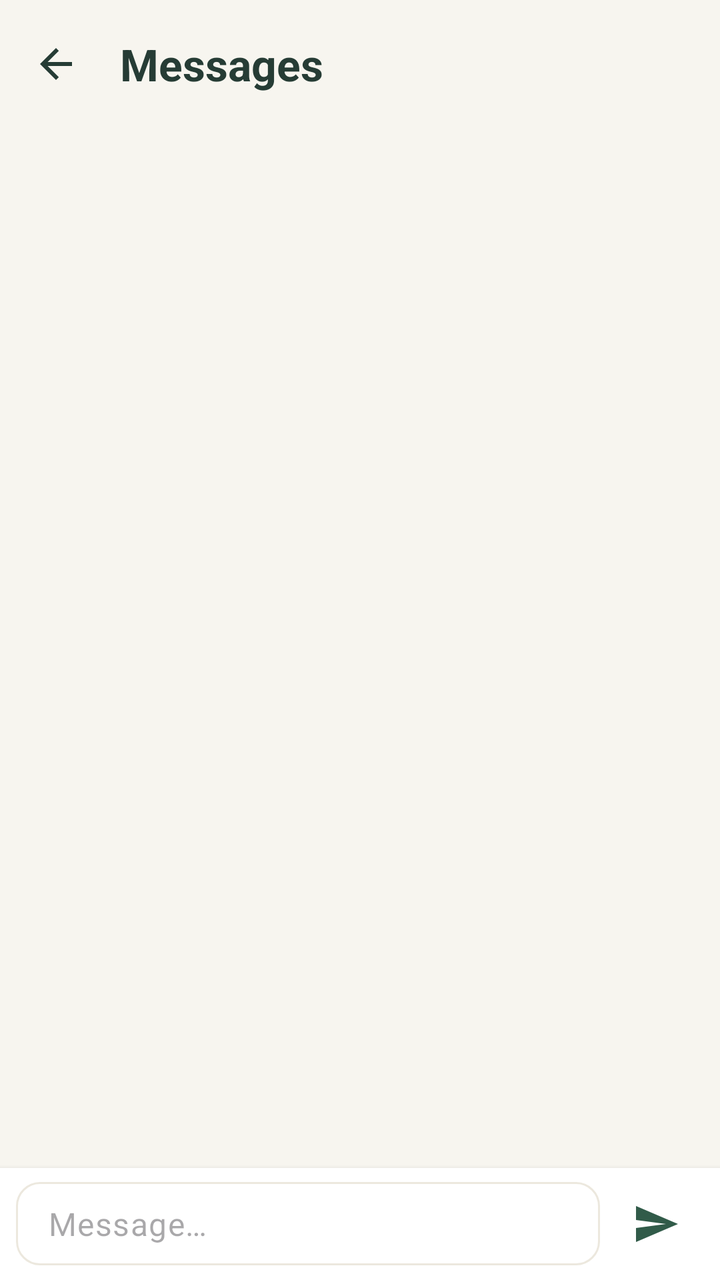
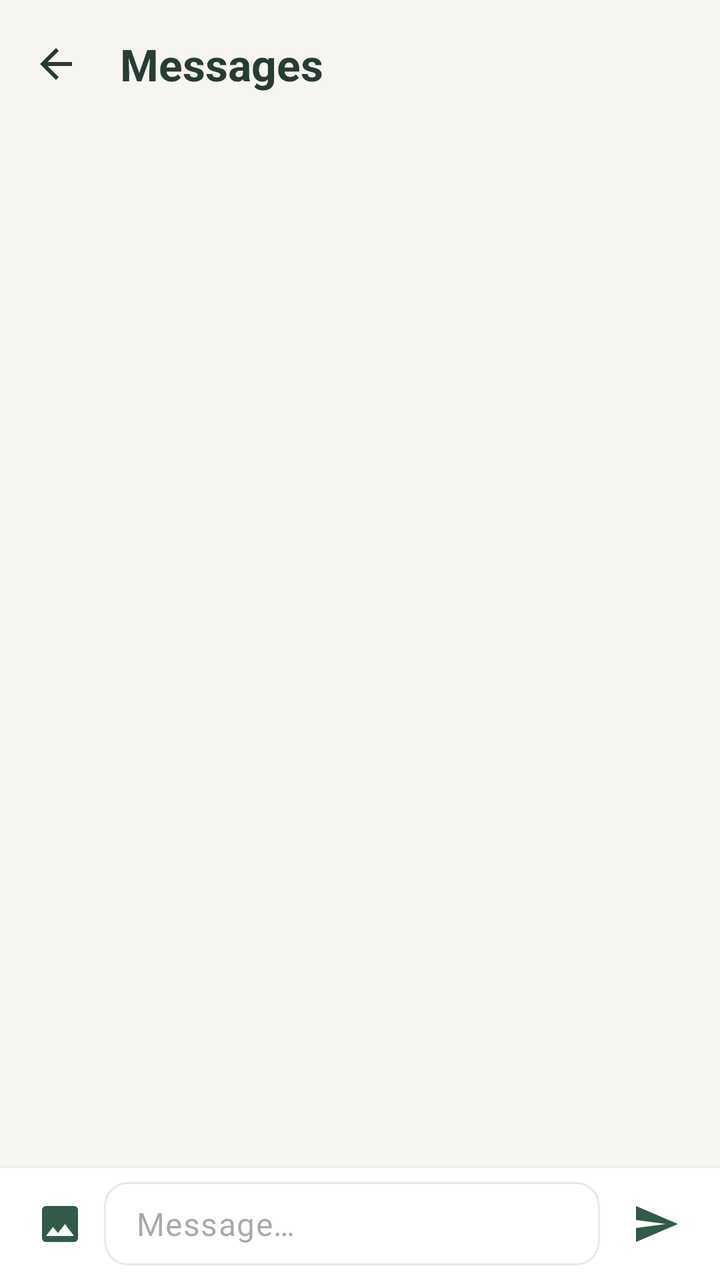

Two renders of the same Android screen: before a commit and after it. Below are the layout's source before the change and the commit's diff.
<!-- AndroidManifest.xml: application theme Theme.MIYAV -->
<!-- res/layout/fragment_chat.xml -->
<?xml version="1.0" encoding="utf-8"?>
<LinearLayout xmlns:android="http://schemas.android.com/apk/res/android"
    xmlns:app="http://schemas.android.com/apk/res-auto"
    android:layout_width="match_parent"
    android:layout_height="match_parent"
    android:background="@color/bg_app"
    android:orientation="vertical">

    <com.google.android.material.appbar.MaterialToolbar
        android:id="@+id/toolbar"
        android:layout_width="match_parent"
        android:layout_height="?attr/actionBarSize"
        app:navigationContentDescription="@string/action_back"
        app:navigationIcon="@drawable/ic_back"
        app:title="@string/action_messages" />

    <com.google.android.material.card.MaterialCardView
        android:id="@+id/listingBanner"
        android:layout_width="match_parent"
        android:layout_height="wrap_content"
        android:layout_marginStart="@dimen/space_lg"
        android:layout_marginEnd="@dimen/space_lg"
        android:layout_marginBottom="@dimen/space_xs"
        android:clickable="true"
        android:focusable="true"
        android:visibility="gone"
        app:cardBackgroundColor="@color/pastel_mint">

        <LinearLayout
            android:layout_width="match_parent"
            android:layout_height="wrap_content"
            android:gravity="center_vertical"
            android:orientation="horizontal"
            android:padding="@dimen/space_md">

            <LinearLayout
                android:layout_width="0dp"
                android:layout_height="wrap_content"
                android:layout_weight="1"
                android:orientation="vertical">

                <TextView
                    android:id="@+id/bannerTitle"
                    android:layout_width="match_parent"
                    android:layout_height="wrap_content"
                    android:ellipsize="end"
                    android:maxLines="1"
                    android:textAppearance="@style/TextAppearance.Miyav.Body"
                    android:textStyle="bold" />

                <TextView
                    android:id="@+id/bannerSubtitle"
                    android:layout_width="match_parent"
                    android:layout_height="wrap_content"
                    android:ellipsize="end"
                    android:maxLines="1"
                    android:textAppearance="@style/TextAppearance.Miyav.Caption" />
            </LinearLayout>

            <TextView
                android:layout_width="wrap_content"
                android:layout_height="wrap_content"
                android:layout_marginStart="@dimen/space_sm"
                android:text="@string/chat_open_listing"
                android:textAppearance="@style/TextAppearance.Miyav.Badge"
                android:textColor="@color/brand_coral" />
        </LinearLayout>
    </com.google.android.material.card.MaterialCardView>

    <FrameLayout
        android:layout_width="match_parent"
        android:layout_height="0dp"
        android:layout_weight="1">

        <androidx.recyclerview.widget.RecyclerView
            android:id="@+id/messageList"
            android:layout_width="match_parent"
            android:layout_height="match_parent"
            android:clipToPadding="false"
            android:paddingStart="@dimen/space_md"
            android:paddingTop="@dimen/space_sm"
            android:paddingEnd="@dimen/space_md"
            android:paddingBottom="@dimen/space_sm" />

        <include
            android:id="@+id/state"
            layout="@layout/view_state" />
    </FrameLayout>

    <LinearLayout
        android:layout_width="match_parent"
        android:layout_height="wrap_content"
        android:background="@color/surface"
        android:elevation="4dp"
        android:gravity="center_vertical"
        android:orientation="horizontal"
        android:paddingStart="@dimen/space_sm"
        android:paddingTop="@dimen/space_xs"
        android:paddingEnd="@dimen/space_sm"
        android:paddingBottom="@dimen/space_xs">

        <com.google.android.material.button.MaterialButton
            android:id="@+id/priceButton"
            style="@style/Widget.Miyav.Button.Tonal"
            android:layout_width="wrap_content"
            android:layout_height="wrap_content"
            android:layout_marginEnd="@dimen/space_xs"
            android:contentDescription="@string/chat_price_button"
            android:minWidth="48dp"
            android:paddingStart="12dp"
            android:paddingEnd="12dp"
            android:text="₼"
            android:textSize="18sp"
            android:visibility="gone" />

        <com.google.android.material.textfield.TextInputLayout
            android:id="@+id/inputLayout"
            android:layout_width="0dp"
            android:layout_height="wrap_content"
            android:layout_weight="1"
            android:hint="@string/chat_hint"
            app:hintEnabled="false">

            <com.google.android.material.textfield.TextInputEditText
                android:id="@+id/messageInput"
                android:layout_width="match_parent"
                android:layout_height="wrap_content"
                android:hint="@string/chat_hint"
                android:inputType="textMultiLine|textCapSentences"
                android:maxLength="2000"
                android:maxLines="4"
                android:paddingTop="10dp"
                android:paddingBottom="10dp" />
        </com.google.android.material.textfield.TextInputLayout>

        <ImageButton
            android:id="@+id/sendButton"
            android:layout_width="48dp"
            android:layout_height="48dp"
            android:layout_marginStart="@dimen/space_xs"
            android:background="?attr/selectableItemBackgroundBorderless"
            android:contentDescription="@string/chat_send"
            android:src="@drawable/ic_send"
            app:tint="@color/brand_coral" />
    </LinearLayout>
</LinearLayout>
<!-- res/layout/view_state.xml (included above) -->
<?xml version="1.0" encoding="utf-8"?>
<LinearLayout xmlns:android="http://schemas.android.com/apk/res/android"
    xmlns:app="http://schemas.android.com/apk/res-auto"
    android:layout_width="match_parent"
    android:layout_height="wrap_content"
    android:layout_gravity="center"
    android:gravity="center"
    android:orientation="vertical"
    android:padding="32dp"
    android:visibility="gone">

    <com.google.android.material.progressindicator.CircularProgressIndicator
        android:id="@+id/stateProgress"
        android:layout_width="wrap_content"
        android:layout_height="wrap_content"
        android:indeterminate="true"
        app:indicatorColor="@color/brand_coral"
        app:trackColor="@color/pastel_peach" />

    <TextView
        android:id="@+id/stateMessage"
        android:layout_width="wrap_content"
        android:layout_height="wrap_content"
        android:layout_marginTop="12dp"
        android:gravity="center"
        android:textAppearance="@style/TextAppearance.Miyav.Caption" />

    <com.google.android.material.button.MaterialButton
        android:id="@+id/stateRetry"
        style="@style/Widget.Miyav.Button.Outlined"
        android:layout_width="wrap_content"
        android:layout_height="wrap_content"
        android:layout_marginTop="16dp"
        android:paddingStart="28dp"
        android:paddingEnd="28dp"
        android:text="@string/state_retry"
        android:visibility="gone" />
</LinearLayout>
<!-- resources referenced by this layout -->
<resources>
  <color name="bg_app">#F7F5EF</color>
  <color name="brand_coral">#315B49</color>
  <color name="pastel_mint">#DCEEE5</color>
  <color name="pastel_peach">#FBE7D9</color>
  <color name="surface">#FFFFFF</color>
  <dimen name="space_lg">16dp</dimen>
  <dimen name="space_md">12dp</dimen>
  <dimen name="space_sm">8dp</dimen>
  <dimen name="space_xs">4dp</dimen>
  <string name="action_back">Back</string>
  <string name="action_messages">Messages</string>
  <string name="chat_hint">Message…</string>
  <string name="chat_open_listing">View request</string>
  <string name="chat_price_button">Offer a price</string>
  <string name="chat_send">Send</string>
  <string name="state_retry">Try again</string>
  <style name="TextAppearance.Miyav.Badge" parent="TextAppearance.Material3.LabelSmall">
          <item name="android:textColor">@color/text_primary</item>
          <item name="android:textStyle">bold</item>
          <item name="android:letterSpacing">0.06</item>
      </style>
  <style name="TextAppearance.Miyav.Body" parent="TextAppearance.Material3.BodyLarge">
          <item name="android:textColor">@color/text_primary</item>
          <item name="android:lineSpacingMultiplier">1.15</item>
      </style>
  <style name="TextAppearance.Miyav.Caption" parent="TextAppearance.Material3.BodyMedium">
          <item name="android:textColor">@color/text_secondary</item>
      </style>
  <style name="Widget.Miyav.Button.Tonal" parent="Widget.Miyav.Button">
          <item name="backgroundTint">@color/pastel_peach</item>
          <item name="android:textColor">@color/brand_coral_dark</item>
          <item name="iconTint">@color/brand_coral_dark</item>
      </style>
  <color name="text_primary">#263C35</color>
  <color name="text_secondary">#67706A</color>
  <dimen name="button_height">54dp</dimen>
  <dimen name="radius_md">16dp</dimen>
  <color name="outline">#ECE8DE</color>
  <color name="brand_coral_dark">#284B3C</color>
  <color name="text_on_brand">#FFFFFF</color>
  <color name="brand_lavender">#7B8FD6</color>
  <color name="pastel_lavender">#E8ECF8</color>
  <color name="brand_mint">#3E8B6C</color>
  <color name="surface_muted">#F1EFE7</color>
  <color name="error">#B5533C</color>
  <dimen name="radius_sm">12dp</dimen>
  <dimen name="radius_lg">22dp</dimen>
  <color name="card_stroke">#E6E1D5</color>
  <style name="Widget.Miyav.NavIndicator" parent="Widget.Material3.BottomNavigationView.ActiveIndicator">
          <item name="android:color">@color/pastel_mint</item>
      </style>
  <style name="TextAppearance.Miyav.NavLabel" parent="TextAppearance.Material3.LabelMedium">
          <item name="android:textStyle">bold</item>
      </style>
  <style name="TextAppearance.Miyav.Headline" parent="TextAppearance.Material3.TitleLarge">
          <item name="android:textColor">@color/text_primary</item>
          <item name="android:textStyle">bold</item>
      </style>
  <style name="Shape.Miyav.Large" parent="">
          <item name="cornerFamily">rounded</item>
          <item name="cornerSize">@dimen/radius_xl</item>
      </style>
  <style name="Widget.Miyav.BottomSheet" parent="Widget.Material3.BottomSheet.Modal">
          <item name="backgroundTint">@color/surface</item>
          <item name="shapeAppearance">@style/Shape.Miyav.Sheet</item>
      </style>
  <dimen name="radius_xl">28dp</dimen>
  <!-- unchanged entries left out for length: 14 -->
</resources>

<!-- the commit's change to res/layout/fragment_chat.xml (unified diff, before → after) -->
@@ -113,6 +113,15 @@
             android:textSize="18sp"
             android:visibility="gone" />
 
+        <ImageButton
+            android:id="@+id/photoButton"
+            android:layout_width="44dp"
+            android:layout_height="48dp"
+            android:background="?attr/selectableItemBackgroundBorderless"
+            android:contentDescription="@string/chat_send_photo"
+            android:src="@drawable/ic_image"
+            app:tint="@color/brand_coral" />
+
         <com.google.android.material.textfield.TextInputLayout
             android:id="@+id/inputLayout"
             android:layout_width="0dp"
<!-- resource entries referenced after the edit -->
@@ -9,12 +9,25 @@
   <dimen name="space_md">12dp</dimen>
   <dimen name="space_sm">8dp</dimen>
   <dimen name="space_xs">4dp</dimen>
+  <!-- drawable ic_image (drawable) -->
+  <?xml version="1.0" encoding="utf-8"?>
+  <vector xmlns:android="http://schemas.android.com/apk/res/android"
+      android:width="24dp"
+      android:height="24dp"
+      android:tint="?attr/colorControlNormal"
+      android:viewportWidth="24"
+      android:viewportHeight="24">
+      <path
+          android:fillColor="@android:color/white"
+          android:pathData="M21,19V5c0,-1.1 -0.9,-2 -2,-2H5c-1.1,0 -2,0.9 -2,2v14c0,1.1 0.9,2 2,2h14c1.1,0 2,-0.9 2,-2zM8.5,13.5l2.5,3.01L14.5,12l4.5,6H5l3.5,-4.5z" />
+  </vector>
   <string name="action_back">Back</string>
   <string name="action_messages">Messages</string>
   <string name="chat_hint">Message…</string>
   <string name="chat_open_listing">View request</string>
   <string name="chat_price_button">Offer a price</string>
   <string name="chat_send">Send</string>
+  <string name="chat_send_photo">Send a photo</string>
   <string name="state_retry">Try again</string>
   <style name="TextAppearance.Miyav.Badge" parent="TextAppearance.Material3.LabelSmall">
           <item name="android:textColor">@color/text_primary</item>
